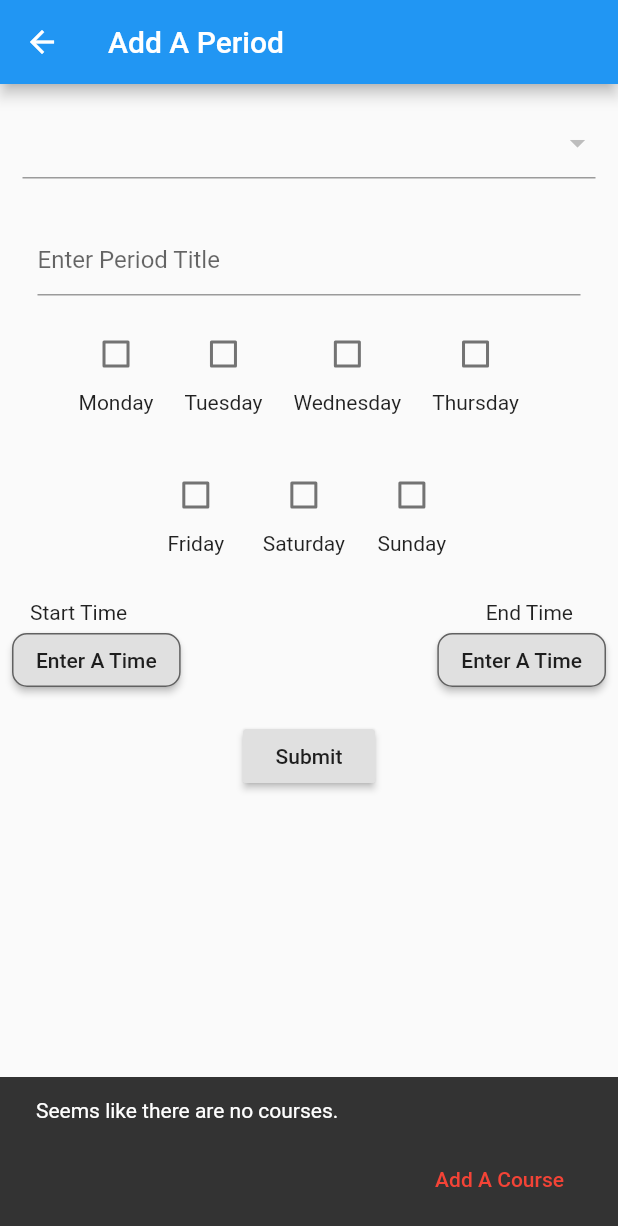
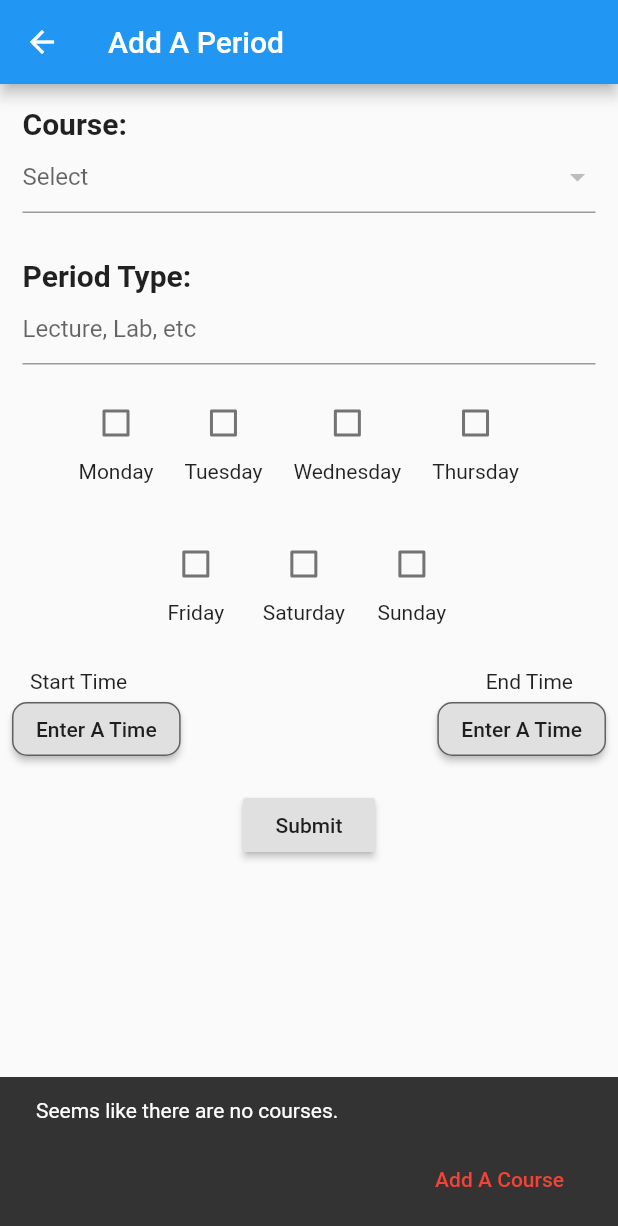
Before and after one commit to OmarYM/Sapptest, a Flutter app: the PeriodInput screen opened directly, on a phone screen of 412 x 824 dp. Shown: the top 1226 px of the screen. Run offline on Flutter 3.47's test engine with Material 2 defaults, Android fonts, the phone set to English and light mode, and no system bars; our stand-ins replace page_transition, shared_preferences, sqflite; missing offline and left inert: infinity_page_view; accounts and stored records are empty.

Commit message:
Fixed up PeriodInput

```diff
--- a/lib/PeriodInput.dart
+++ b/lib/PeriodInput.dart
@@ -132,15 +132,21 @@ class _PeriodInputsState extends State<PeriodInputs> {
     return ListView(
       children: <Widget>[
         Padding(
-          padding: const EdgeInsets.all(15.0),
+          padding: const EdgeInsets.only(top: 15.0, left: 15 , right: 15),
+          child: Text('Course:', style: TextStyle(fontSize: 20, fontWeight: FontWeight.bold),),
+        ),
+        Padding(
+          padding: const EdgeInsets.only(bottom: 15.0, left: 15 , right: 15),
           child: DropdownButtonFormField(
             key: _courseFormKey,
             isExpanded: true,
+            hint: Text("Select"),
             value: _course != null ? _course : null,
             items: courses.map<DropdownMenuItem<Course>>((Course value) {
               return DropdownMenuItem<Course>(
                 value: value,
-                child: Text(value.title),
+
+                child: Container(child: Text(value.title, textAlign: TextAlign.center, overflow: TextOverflow.ellipsis,)),
               );
             }).toList(),
             onChanged: (newValue) {
@@ -157,16 +163,19 @@ class _PeriodInputsState extends State<PeriodInputs> {
           ),
         ),
         Padding(
-          padding:
-              const EdgeInsets.only(top: 15.0, bottom: 15, left: 25, right: 25),
+          padding: const EdgeInsets.only(top: 15.0, left: 15 , right: 15),
+          child: Text('Period Type:', style: TextStyle(fontSize: 20, fontWeight: FontWeight.bold),),
+        ),
+        Padding(
+          padding: const EdgeInsets.only(bottom: 15.0, left: 15 , right: 15),
           child: TextFormField(
             key: _textFormKey,
             decoration: const InputDecoration(
-              hintText: 'Enter Period Title',
+              hintText: 'Lecture, Lab, etc',
             ),
             validator: (value) {
               if (value.isEmpty) {
-                return 'Please Enter A Title';
+                return 'Please Enter A Type';
               }
               return null;
             },
--- a/lib/courseslot.dart
+++ b/lib/courseslot.dart
@@ -37,6 +37,7 @@ class CourseSlot extends StatelessWidget {
             child: Text(
           course.title,
           textAlign: TextAlign.center,
+          style: TextStyle(fontSize: 20),
         )),
         subtitle: course.courseCode.isNotEmpty
             ? Column(
--- a/lib/periodslot.dart
+++ b/lib/periodslot.dart
@@ -185,6 +185,7 @@ class _PeriodSlotState extends State<PeriodSlot> with TickerProviderStateMixin {
                       ),
                       Divider(
                         height: 15,
+                        thickness: 2,
                       ),
                     ],
                   ),
```
Also changed, not shown: lib/coursepage.dart (+27 -24 lines), lib/mainPage.dart (+30 -8 lines).
